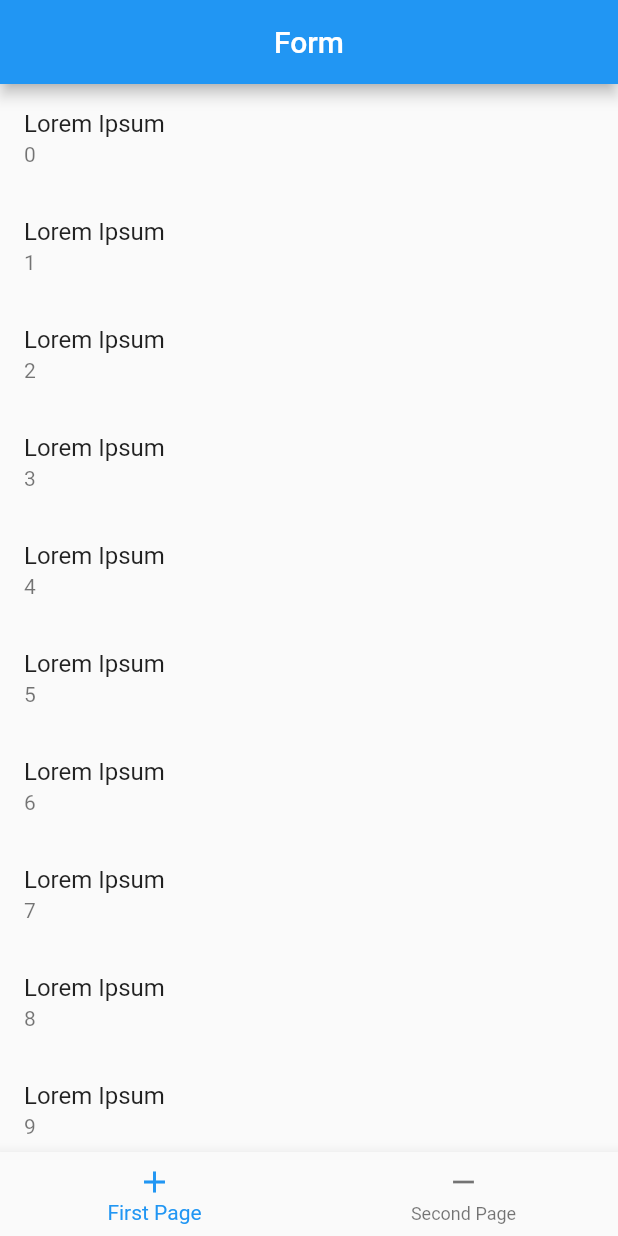
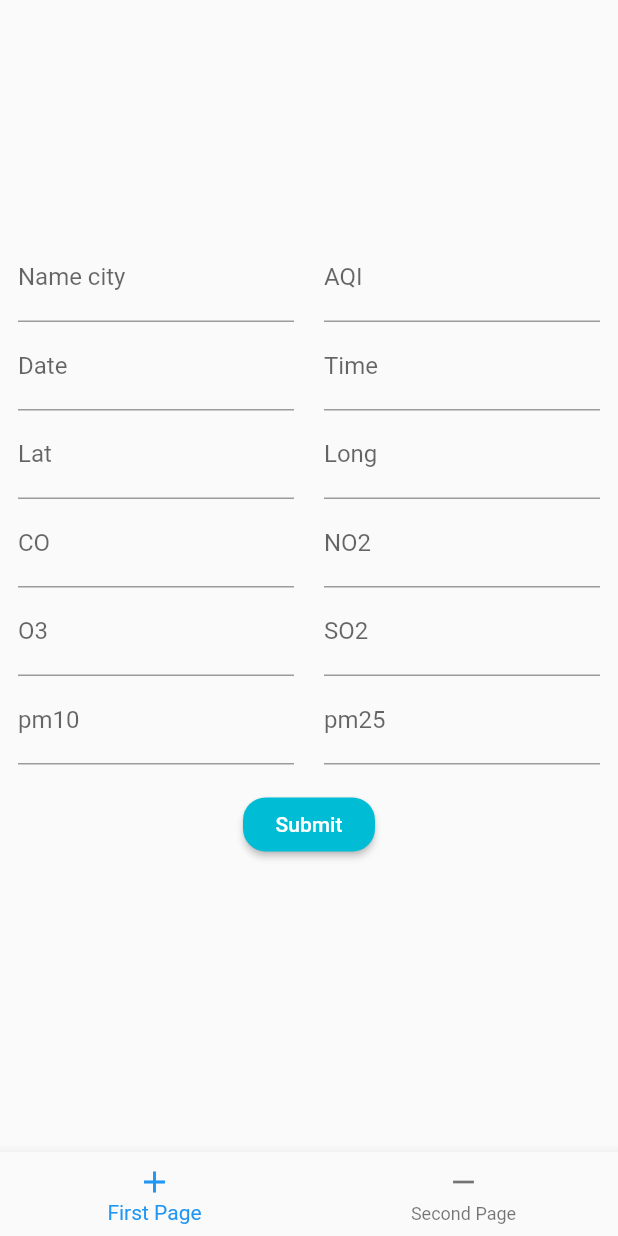
Before and after one commit to jonathanots/SurfaceToAirItajub-, a Flutter app: the screen it shows after launch, on a phone screen of 412 x 824 dp. Run offline on Flutter 3.47's test engine with Material 2 defaults, Android fonts, the phone set to English and light mode, and no system bars; our stand-ins replace flutter_masked_text, geolocator, google_maps_flutter.

Commit message:
form and validate is not empty

```diff
--- a/lib/pages/bottomNavigation.dart
+++ b/lib/pages/bottomNavigation.dart
@@ -1,5 +1,5 @@
 import 'package:flutter/material.dart';
-import 'package:surfaceair/pages/fisrt.dart';
+import 'package:surfaceair/pages/first.dart';
 import 'package:surfaceair/pages/home.dart';
 
 class BottomNavigation extends StatefulWidget {
--- /dev/null
+++ b/lib/pages/first.dart
@@ -0,0 +1,103 @@
+import 'package:flutter/material.dart';
+import 'package:flutter_masked_text/flutter_masked_text.dart';
+
+class FirstPage extends StatefulWidget {
+  @override
+  _FirstPageState createState() => _FirstPageState();
+   const FirstPage({Key key}) : super(key: key);
+}
+
+class _FirstPageState extends State<FirstPage> {
+
+  final _formKey = GlobalKey<FormState>();
+
+  /*
+   * FormField Controller
+  */
+
+  TextEditingController aqi = TextEditingController();
+  TextEditingController lat = TextEditingController();
+  TextEditingController long = TextEditingController();
+  TextEditingController nameCity = TextEditingController();
+  TextEditingController co = TextEditingController();
+  TextEditingController no2 = TextEditingController();
+  TextEditingController o3 = TextEditingController();
+  TextEditingController pm10 = TextEditingController();
+  TextEditingController pm25 = TextEditingController();
+  TextEditingController so2 = TextEditingController();
+  var date = new MaskedTextController(mask: '00/00/0000');
+  var time = new MaskedTextController(mask: '00:00:00:00');
+
+
+  /*
+  * text mask
+  */
+
+  @override
+  Widget build(BuildContext context) {
+    return SafeArea(
+        child: SingleChildScrollView(
+          child: Form(
+            key: _formKey,
+            child: Container(
+              padding: EdgeInsets.symmetric(horizontal: 12.0,vertical: 8.0),
+               height: MediaQuery.of(context).size.height*0.885,
+              child: Column(
+                mainAxisAlignment: MainAxisAlignment.center,
+                children: <Widget>[
+                  containerFlexible(nameCity, "Name city", "",TextInputType.text, aqi, "AQI", "",TextInputType.number),
+                  containerFlexible(date, "Date", "dd/mm/yyyy",TextInputType.number, time, "Time", "00:00:00:00",TextInputType.number),
+                  containerFlexible(lat, "Lat", "",TextInputType.number, long, "Long", "",TextInputType.number),
+                  containerFlexible(co, "CO", "",TextInputType.number, no2, "NO2", "",TextInputType.number),
+                  containerFlexible(o3, "O3", "",TextInputType.number, so2, "SO2", "",TextInputType.number),
+                  containerFlexible(pm10, "pm10", "",TextInputType.number, pm25, "pm25", "",TextInputType.number),
+                  Divider(color: Colors.transparent),
+                  Center(
+                    child: RaisedButton(
+                      color: Colors.cyan,
+                      textColor: Colors.white,
+                      child: Text("Submit"),
+                      shape: RoundedRectangleBorder(borderRadius: BorderRadius.circular(15)),
+                      onPressed: (){
+                        if(_formKey.currentState.validate()){
+
+                        }
+                      },
+                    ),
+                  )
+                ],
+              ),
+            ),
+          )
+        ),
+    );
+  }
+
+
+  Widget containerFlexible(TextEditingController tecFirst, String labelNameFisrt, String hintFisrt,TextInputType keyboardTypeFisrt,
+  TextEditingController tecSecond, String labelNameSecond, String hintSecond,TextInputType keyboardTypeSecond){
+   return Row(
+          mainAxisAlignment: MainAxisAlignment.spaceBetween,
+          children: <Widget>[
+            Flexible(
+              child:textFormField(tecFirst, labelNameFisrt,hintFisrt,keyboardTypeFisrt),
+            ),
+            SizedBox(width: 20.0,),
+            Flexible(
+              child:textFormField(tecSecond, labelNameSecond, hintSecond,keyboardTypeSecond),
+            ),
+          ],
+        );
+  }
+
+  Widget textFormField(TextEditingController tec, String labelName, String hint,TextInputType keyboardType){
+    return TextFormField(
+      controller: tec,
+      decoration: InputDecoration(labelText: labelName,hintText: hint),
+      keyboardType: keyboardType,
+      validator: (value){
+        if(value.isEmpty) return 'Please enter some text';
+      },
+    );
+  }
+}
--- a/lib/pages/fisrt.dart
+++ /dev/null
@@ -1,21 +0,0 @@
-import 'package:flutter/material.dart';
-
-class FirstPage extends StatelessWidget {
-  const FirstPage({Key key}) : super(key: key);
-
-  @override
-  Widget build(BuildContext context) {
-    return Scaffold(
-      appBar: AppBar(
-        title: Text("Form"),
-        centerTitle: true,
-      ),
-      body: ListView.builder(itemBuilder: (context, index) {
-        return ListTile(
-          title: Text('Lorem Ipsum'),
-          subtitle: Text('$index'),
-        );
-      }),
-    );
-  }
-}
--- a/pubspec.yaml
+++ b/pubspec.yaml
@@ -22,6 +22,7 @@ dependencies:
   google_maps_flutter: ^0.5.21+8
   geolocator: ^5.1.4+2
   http: ^0.12.0+2
+  flutter_masked_text: ^0.8.0
 
   # The following adds the Cupertino Icons font to your application.
   # Use with the CupertinoIcons class for iOS style icons.
```
Also changed, not shown: pubspec.lock.
